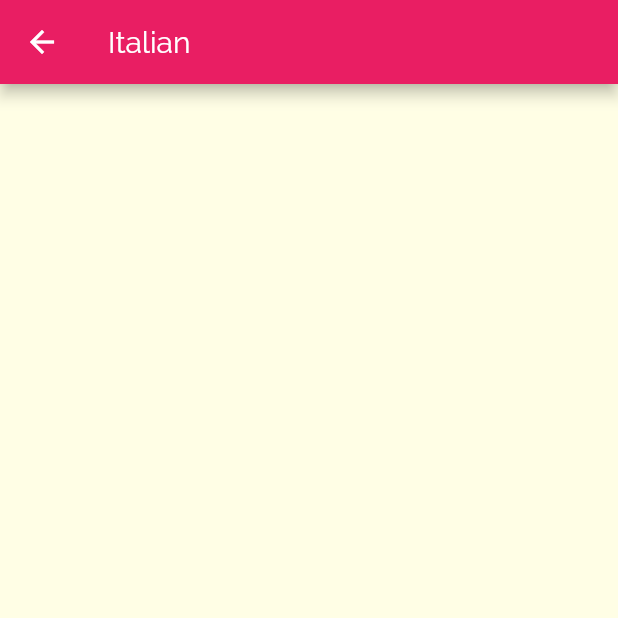
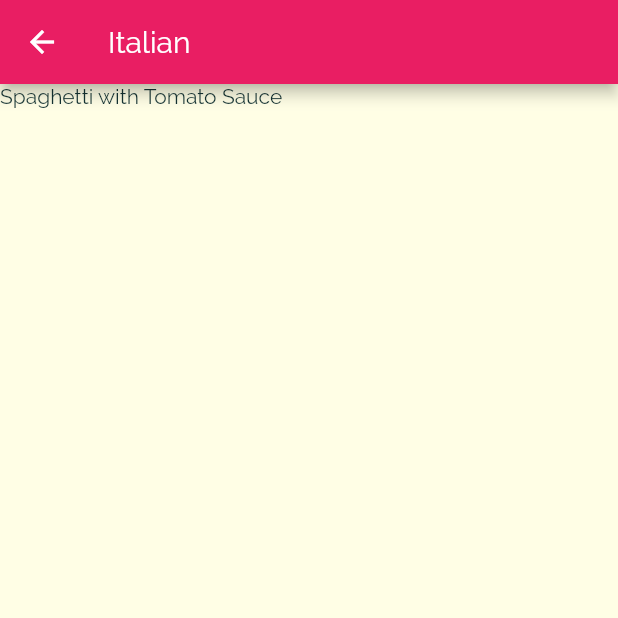
Before and after one commit to ninetails/probable-adventure, a Flutter app: the screen it shows after launch, after a tap on "Italian", on a phone screen of 412 x 824 dp, the top half of it. Run offline on Flutter 3.47's test engine with Material 2 defaults, Android fonts, the phone set to English and light mode, and no system bars.

Commit message:
feat: 🎸 lecture 168

```diff
--- a/guide/delimeals/lib/category_meals_screen.dart
+++ b/guide/delimeals/lib/category_meals_screen.dart
@@ -1,4 +1,5 @@
 import 'package:flutter/material.dart';
+import './dummy_data.dart';
 
 class CategoryMealsScreen extends StatelessWidget {
   static const routeName = '/category-meals';
@@ -11,15 +12,21 @@ class CategoryMealsScreen extends StatelessWidget {
   Widget build(BuildContext context) {
     final routeArgs =
         ModalRoute.of(context)?.settings.arguments as Map<String, String>;
-    // final categoryId = routeArgs['id'];
+    final categoryId = routeArgs['id'] as String;
     final categoryTitle = routeArgs['title'] as String;
+    final categoryMeals = DUMMY_MEALS.where((meal) {
+      return meal.categories.contains(categoryId);
+    }).toList();
 
     return Scaffold(
       appBar: AppBar(
         title: Text(categoryTitle),
       ),
       body: ListView.builder(
-        itemBuilder: (ctx, index) {},
+        itemBuilder: (ctx, index) {
+          return Text(categoryMeals[index].title);
+        },
+        itemCount: categoryMeals.length,
       ),
     );
   }
```
